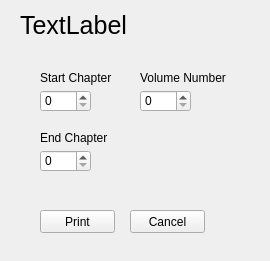
Before: the Qt Designer form src/pdf.ui in BadamBoum/GestionScans, drawn with Qt 5.
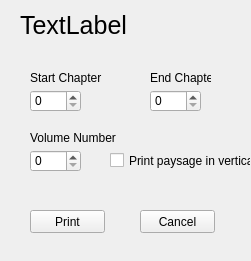
After: the same form once the commit is applied.

Diff of the .ui file:
```diff
--- a/src/pdf.ui
+++ b/src/pdf.ui
@@ -6,7 +6,7 @@
    <rect>
     <x>0</x>
     <y>0</y>
-    <width>270</width>
+    <width>251</width>
     <height>261</height>
    </rect>
   </property>
@@ -16,8 +16,8 @@
   <widget class="QSpinBox" name="EndChap">
    <property name="geometry">
     <rect>
-     <x>40</x>
-     <y>150</y>
+     <x>150</x>
+     <y>90</y>
      <width>51</width>
      <height>22</height>
     </rect>
@@ -29,7 +29,7 @@
   <widget class="QLabel" name="StartTxt">
    <property name="geometry">
     <rect>
-     <x>40</x>
+     <x>30</x>
      <y>70</y>
      <width>81</width>
      <height>16</height>
@@ -42,9 +42,9 @@
   <widget class="QLabel" name="EndTxt">
    <property name="geometry">
     <rect>
-     <x>40</x>
-     <y>130</y>
-     <width>101</width>
+     <x>150</x>
+     <y>70</y>
+     <width>61</width>
      <height>16</height>
     </rect>
    </property>
@@ -73,7 +73,7 @@
   <widget class="QSpinBox" name="StartChap">
    <property name="geometry">
     <rect>
-     <x>40</x>
+     <x>30</x>
      <y>90</y>
      <width>51</width>
      <height>22</height>
@@ -86,7 +86,7 @@
   <widget class="QPushButton" name="Cancel">
    <property name="geometry">
     <rect>
-     <x>130</x>
+     <x>140</x>
      <y>210</y>
      <width>75</width>
      <height>23</height>
@@ -99,7 +99,7 @@
   <widget class="QPushButton" name="Print">
    <property name="geometry">
     <rect>
-     <x>40</x>
+     <x>30</x>
      <y>210</y>
      <width>75</width>
      <height>23</height>
@@ -112,8 +112,8 @@
   <widget class="QSpinBox" name="VolNum">
    <property name="geometry">
     <rect>
-     <x>140</x>
-     <y>90</y>
+     <x>30</x>
+     <y>150</y>
      <width>51</width>
      <height>22</height>
     </rect>
@@ -125,8 +125,8 @@
   <widget class="QLabel" name="VolumeTxt">
    <property name="geometry">
     <rect>
-     <x>140</x>
-     <y>70</y>
+     <x>30</x>
+     <y>130</y>
      <width>101</width>
      <height>16</height>
     </rect>
@@ -135,6 +135,19 @@
     <string>Volume Number</string>
    </property>
   </widget>
+  <widget class="QCheckBox" name="Vertical">
+   <property name="geometry">
+    <rect>
+     <x>110</x>
+     <y>150</y>
+     <width>141</width>
+     <height>21</height>
+    </rect>
+   </property>
+   <property name="text">
+    <string>Print paysage in vertical</string>
+   </property>
+  </widget>
  </widget>
  <tabstops>
   <tabstop>StartChap</tabstop>
```
Left out of the diff: 2 changed lines with no effect on the pictures.
